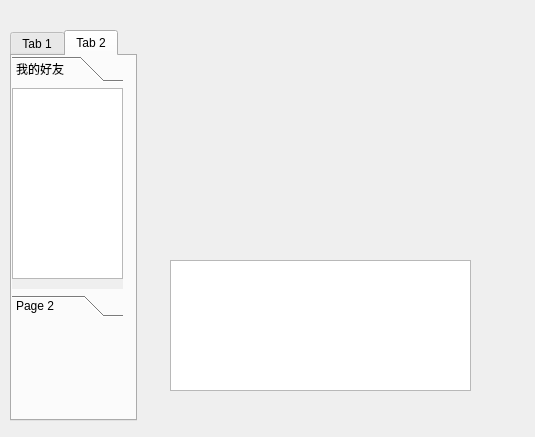
Qt form client/ui/chatroom.ui (TT2TER/Echoplex) before a commit.
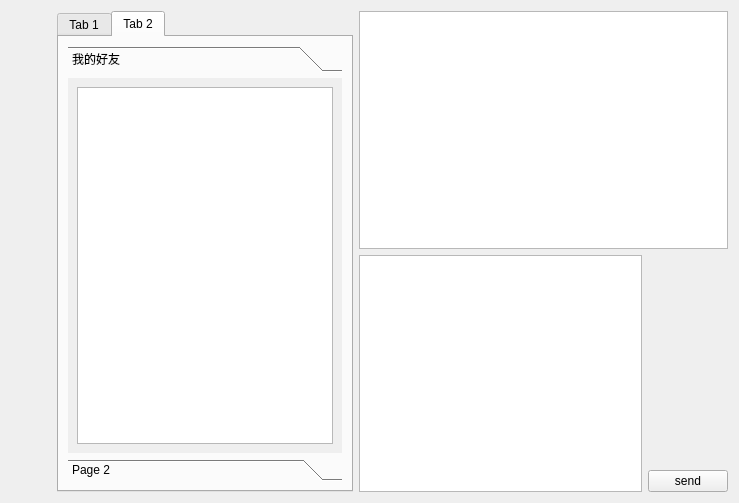
The same form after that commit. The open tabs and pages were chosen to show the change. Icons and pictures are not drawn. Custom widgets are drawn as their Qt base class.

Commit message: mayu 编辑chatroom

```diff
--- a/client/ui/chatroom.ui
+++ b/client/ui/chatroom.ui
@@ -6,21 +6,76 @@
    <rect>
     <x>0</x>
     <y>0</y>
-    <width>535</width>
-    <height>437</height>
+    <width>739</width>
+    <height>503</height>
    </rect>
   </property>
   <property name="windowTitle">
    <string>Form</string>
   </property>
+  <layout class="QVBoxLayout" name="verticalLayout_8">
+   <item>
+    <layout class="QHBoxLayout" name="horizontalLayout_3">
+     <item>
+      <layout class="QVBoxLayout" name="verticalLayout_7">
+       <item>
+        <widget class="AvatarWidget" name="AvatarWidget">
+         <property name="sizePolicy">
+          <sizepolicy hsizetype="Fixed" vsizetype="Fixed">
+           <horstretch>0</horstretch>
+           <verstretch>0</verstretch>
+          </sizepolicy>
+         </property>
+         <property name="minimumSize">
+          <size>
+           <width>40</width>
+           <height>40</height>
+          </size>
+         </property>
+         <property name="maximumSize">
+          <size>
+           <width>40</width>
+           <height>40</height>
+          </size>
+         </property>
+         <property name="baseSize">
+          <size>
+           <width>40</width>
+           <height>40</height>
+          </size>
+         </property>
+         <property name="pixmap">
+          <pixmap>../../../../../Pictures/Camera Roll/截图-FIFA.png</pixmap>
+         </property>
+         <property name="scaledContents">
+          <bool>false</bool>
+         </property>
+        </widget>
+       </item>
+       <item>
+        <spacer name="verticalSpacer_2">
+         <property name="orientation">
+          <enum>Qt::Vertical</enum>
+         </property>
+         <property name="sizeHint" stdset="0">
+          <size>
+           <width>20</width>
+           <height>40</height>
+          </size>
+         </property>
+        </spacer>
+       </item>
+      </layout>
+     </item>
+     <item>
+      <layout class="QHBoxLayout" name="horizontalLayout_2">
+       <item>
   <widget class="QTabWidget" name="tabWidget">
-   <property name="geometry">
-    <rect>
-     <x>10</x>
-     <y>30</y>
-     <width>127</width>
-     <height>391</height>
-    </rect>
+         <property name="sizePolicy">
+          <sizepolicy hsizetype="Minimum" vsizetype="Expanding">
+           <horstretch>0</horstretch>
+           <verstretch>0</verstretch>
+          </sizepolicy>
    </property>
    <property name="currentIndex">
     <number>0</number>
@@ -44,40 +99,29 @@
     <attribute name="title">
      <string>Tab 2</string>
     </attribute>
+          <layout class="QVBoxLayout" name="verticalLayout_6">
+           <item>
     <widget class="QToolBox" name="toolBox">
-     <property name="geometry">
-      <rect>
-       <x>0</x>
-       <y>0</y>
-       <width>111</width>
-       <height>261</height>
-      </rect>
-     </property>
      <property name="currentIndex">
       <number>0</number>
      </property>
      <widget class="QWidget" name="page">
       <property name="geometry">
        <rect>
-        <x>0</x>
+                <x>-12</x>
         <y>0</y>
-        <width>111</width>
-        <height>193</height>
+                <width>85</width>
+                <height>214</height>
        </rect>
       </property>
       <attribute name="label">
        <string>我的好友</string>
       </attribute>
-      <widget class="QListWidget" name="listWidget_2">
-       <property name="geometry">
-        <rect>
-         <x>0</x>
-         <y>0</y>
-         <width>111</width>
-         <height>191</height>
-        </rect>
-       </property>
-      </widget>
+              <layout class="QVBoxLayout" name="verticalLayout_4">
+               <item>
+                <widget class="QListWidget" name="listWidget_2"/>
+               </item>
+              </layout>
      </widget>
      <widget class="QWidget" name="page_2">
       <property name="geometry">
@@ -91,47 +135,89 @@
       <attribute name="label">
        <string>Page 2</string>
       </attribute>
-      <widget class="QListWidget" name="listWidget_3">
-       <property name="geometry">
-        <rect>
-         <x>10</x>
-         <y>10</y>
-         <width>51</width>
-         <height>61</height>
-        </rect>
-       </property>
-      </widget>
-     </widget>
-    </widget>
-   </widget>
-  </widget>
-  <widget class="QStackedWidget" name="stackedWidget">
-   <property name="geometry">
-    <rect>
-     <x>160</x>
-     <y>240</y>
-     <width>351</width>
-     <height>161</height>
-    </rect>
-   </property>
-   <property name="currentIndex">
-    <number>0</number>
-   </property>
-   <widget class="QWidget" name="page_3">
-    <widget class="QPlainTextEdit" name="plainTextEdit">
-     <property name="geometry">
-      <rect>
-       <x>10</x>
-       <y>20</y>
-       <width>301</width>
-       <height>131</height>
-      </rect>
-     </property>
-    </widget>
-   </widget>
-   <widget class="QWidget" name="page_4"/>
-  </widget>
- </widget>
+              <layout class="QVBoxLayout" name="verticalLayout_5">
+               <item>
+                <widget class="QListWidget" name="listWidget_3"/>
+               </item>
+              </layout>
+             </widget>
+            </widget>
+           </item>
+          </layout>
+         </widget>
+        </widget>
+       </item>
+       <item>
+        <layout class="QVBoxLayout" name="verticalLayout_2">
+         <item>
+          <widget class="QListWidget" name="veiw_box"/>
+         </item>
+         <item>
+          <layout class="QHBoxLayout" name="horizontalLayout">
+           <item>
+            <widget class="TextEdit" name="text_in"/>
+           </item>
+           <item>
+            <layout class="QVBoxLayout" name="verticalLayout">
+             <item>
+              <spacer name="verticalSpacer">
+               <property name="orientation">
+                <enum>Qt::Vertical</enum>
+               </property>
+               <property name="sizeHint" stdset="0">
+                <size>
+                 <width>20</width>
+                 <height>40</height>
+                </size>
+               </property>
+              </spacer>
+             </item>
+             <item>
+              <widget class="PushButton" name="send_butt">
+               <property name="text">
+                <string>send</string>
+               </property>
+              </widget>
+             </item>
+            </layout>
+           </item>
+          </layout>
+         </item>
+        </layout>
+       </item>
+      </layout>
+     </item>
+    </layout>
+   </item>
+  </layout>
+ </widget>
+ <customwidgets>
+  <customwidget>
+   <class>PushButton</class>
+   <extends>QPushButton</extends>
+   <header>qfluentwidgets</header>
+  </customwidget>
+  <customwidget>
+   <class>ImageLabel</class>
+   <extends>QLabel</extends>
+   <header>qfluentwidgets</header>
+  </customwidget>
+  <customwidget>
+   <class>AvatarWidget</class>
+   <extends>ImageLabel</extends>
+   <header>qfluentwidgets</header>
+  </customwidget>
+  <customwidget>
+   <class>TextEdit</class>
+   <extends>QTextEdit</extends>
+   <header>qfluentwidgets</header>
+  </customwidget>
+  <customwidget>
+   <class>ListWidget</class>
+   <extends>QListWidget</extends>
+   <header>qfluentwidgets</header>
+  </customwidget>
+ </customwidgets>
  <resources/>
  <connections/>
 </ui>
```
Left out of the diff: 43 changed lines with no effect on the pictures. Lines whose indentation alone changed are shown as unchanged. The commit also changes 1 other file.
